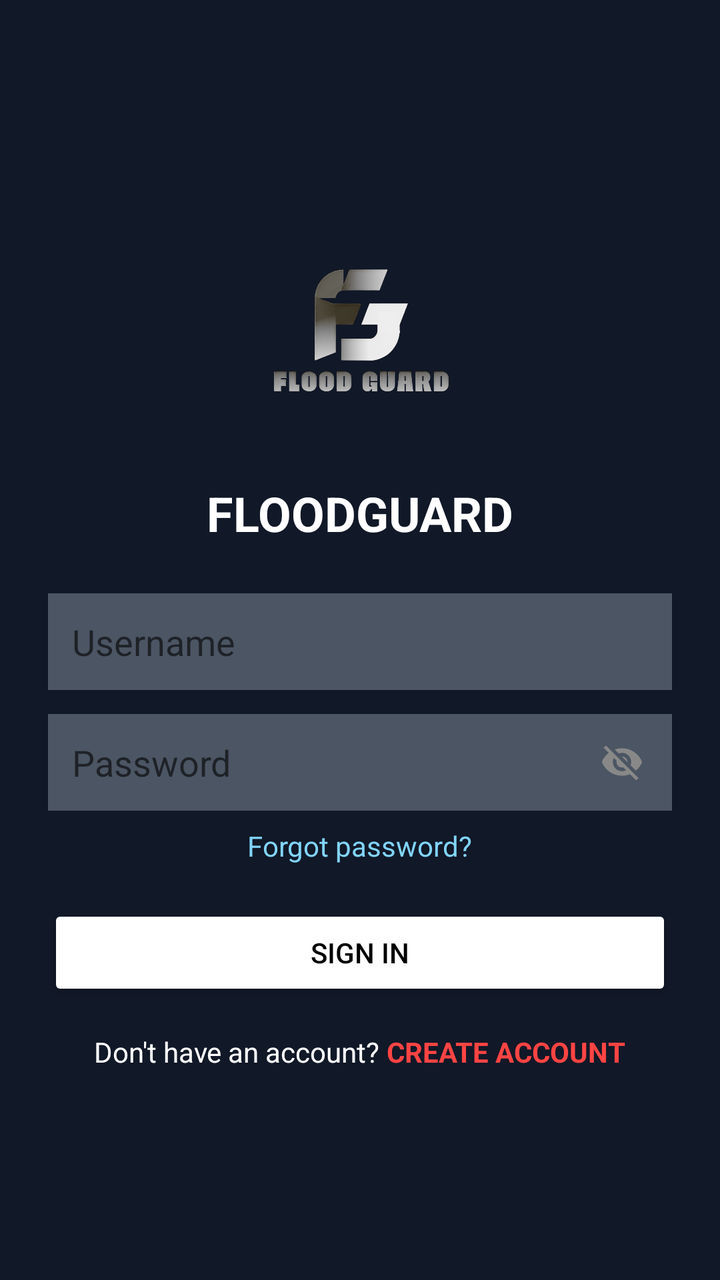
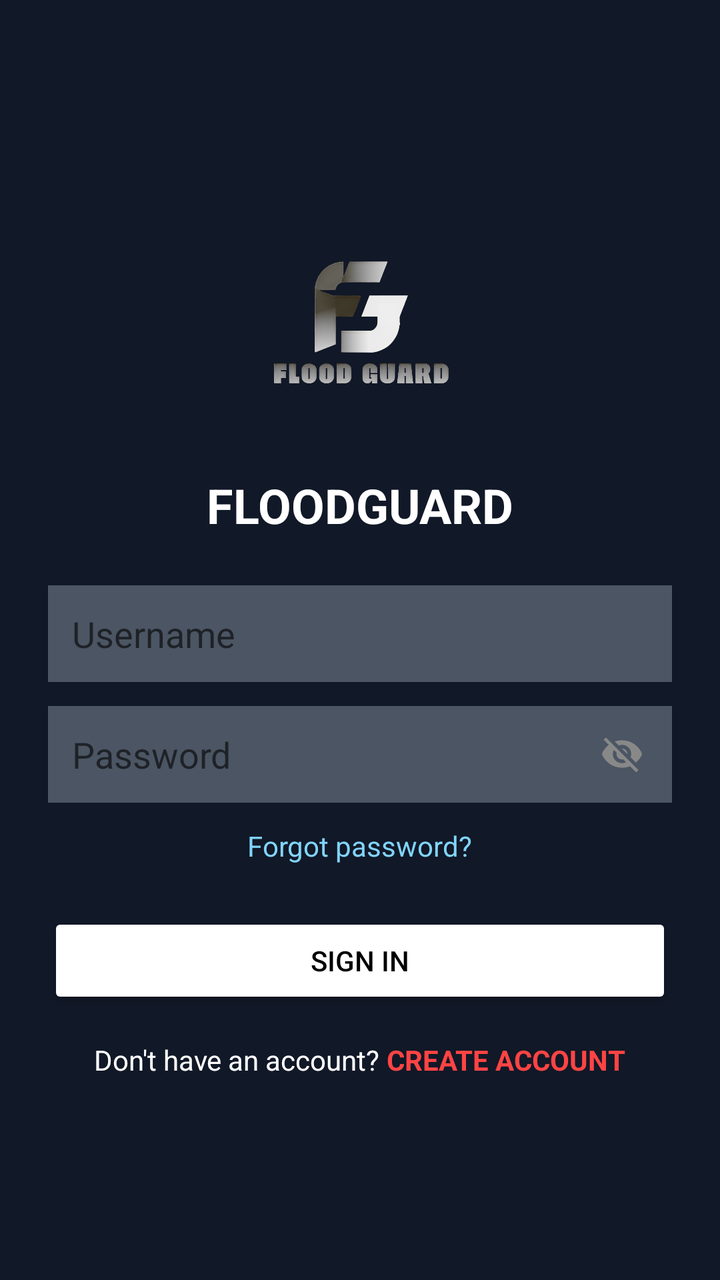

The first picture is an Android layout as it rendered before a commit; the second is the same layout after the commit. The layout source and the unified diff follow.
<!-- AndroidManifest.xml: activity theme Theme.FloodGuard -->
<!-- res/layout/activity_login.xml -->
<?xml version="1.0" encoding="utf-8"?>
<LinearLayout xmlns:android="http://schemas.android.com/apk/res/android"
    android:layout_width="match_parent"
    android:layout_height="match_parent"
    android:background="@color/text_primary"
    android:gravity="center"
    android:orientation="vertical"
    android:padding="24dp">

    
    <ImageView
        android:layout_width="120dp"
        android:layout_height="120dp"
        android:contentDescription="FloodGuard Logo"
        android:src="@drawable/fg_logo" />

    
    <TextView
        android:layout_width="wrap_content"
        android:layout_height="wrap_content"
        android:layout_marginTop="16dp"
        android:text="FLOODGUARD"
        android:textColor="@android:color/white"
        android:textSize="24sp"
        android:textStyle="bold" />

    
    <EditText
        android:id="@+id/usernameField"
        android:layout_width="match_parent"
        android:layout_height="wrap_content"
        android:layout_marginTop="24dp"
        android:background="@color/text_secondary"
        android:hint="Username"
        android:padding="12dp" />

    
    <RelativeLayout
        android:layout_width="match_parent"
        android:layout_height="wrap_content"
        android:layout_marginTop="12dp">

        <EditText
            android:id="@+id/passwordField"
            android:layout_width="match_parent"
            android:layout_height="wrap_content"
            android:background="@color/text_secondary"
            android:hint="Password"
            android:inputType="textPassword"
            android:paddingStart="12dp"
            android:paddingTop="12dp"
            android:paddingEnd="46dp"
            android:paddingBottom="12dp" />

        <ImageView
            android:id="@+id/togglePasswordVisibility"
            android:layout_width="26dp"
            android:layout_height="26dp"
            android:layout_alignParentEnd="true"
            android:layout_centerVertical="true"
            android:layout_marginEnd="12dp"
            android:clickable="true"
            android:contentDescription="Toggle Password Visibility"
            android:focusable="true"
            android:padding="2dp"
            android:src="@drawable/ic_visibility_off" />
    </RelativeLayout>

    
    <TextView
        android:layout_width="wrap_content"
        android:layout_height="wrap_content"
        android:layout_marginTop="8dp"
        android:text="Forgot password?"
        android:textColor="@color/light_blue_200" />

    
    <Button
        android:id="@+id/signInButton"
        android:layout_width="match_parent"
        android:layout_height="wrap_content"
        android:layout_marginTop="20dp"
        android:backgroundTint="@android:color/white"
        android:text="SIGN IN"
        android:textColor="@android:color/black" />

    
    <LinearLayout
        android:layout_width="wrap_content"
        android:layout_height="wrap_content"
        android:layout_marginTop="16dp"
        android:gravity="center"
        android:orientation="horizontal">

        <TextView
            android:layout_width="wrap_content"
            android:layout_height="wrap_content"
            android:text="Don't have an account?"
            android:textColor="@android:color/white" />

        <TextView
            android:id="@+id/createAccountLink"
            android:layout_width="wrap_content"
            android:layout_height="wrap_content"
            android:text=" CREATE ACCOUNT"
            android:textColor="@android:color/holo_red_light"
            android:textStyle="bold" />
    </LinearLayout>
</LinearLayout>
<!-- resources referenced by this layout -->
<resources>
  <color name="light_blue_200">#FF81D4FA</color>
  <color name="text_primary">#111827</color>
  <color name="text_secondary">#4B5563</color>
  <!-- drawable fg_logo: png bitmap (drawable, 602634 bytes) -->
  <!-- drawable ic_visibility_off (drawable) -->
  <vector xmlns:android="http://schemas.android.com/apk/res/android"
      android:width="24dp"
      android:height="24dp"
      android:viewportWidth="24"
      android:viewportHeight="24">
      <path
          android:fillColor="#888888"
          android:pathData="M12,7c2.76,0 5,2.24 5,5 0,0.65 -0.13,1.26 -0.36,1.82l2.92,2.92c1.51,-1.26 2.7,-2.89 3.44,-4.74 -1.73,-4.39 -6,-7.5 -11,-7.5 -1.4,0 -2.74,0.25 -3.98,0.7l2.16,2.16C10.74,7.13 11.35,7 12,7zM2,4.27l2.28,2.28 0.46,0.46C3.08,8.3 1.78,10.02 1,12c1.73,4.39 6,7.5 11,7.5 1.55,0 3.03,-0.3 4.38,-0.84l0.42,0.42L19.73,22 21,20.73 3.27,3 2,4.27zM7.53,9.8l1.55,1.55c-0.05,0.21 -0.08,0.43 -0.08,0.65 0,1.66 1.34,3 3,3 0.22,0 0.44,-0.03 0.65,-0.08l1.55,1.55c-0.67,0.33 -1.41,0.53 -2.2,0.53 -2.76,0 -5,-2.24 -5,-5 0,-0.79 0.2,-1.53 0.53,-2.2zm4.31,-0.78l3.15,3.15 0.02,-0.16c0,-1.66 -1.34,-3 -3,-3l-0.17,0.01z"/>
  </vector>
  <style name="Theme.FloodGuard" parent="Theme.AppCompat.DayNight.NoActionBar">
          <item name="windowActionBar">false</item>
          <item name="windowNoTitle">true</item>
      </style>
</resources>

<!-- the commit's change to res/layout/activity_login.xml (unified diff, before → after) -->
@@ -68,9 +68,14 @@
 
     
     <TextView
+        android:id="@+id/forgotPasswordLink"
         android:layout_width="wrap_content"
         android:layout_height="wrap_content"
         android:layout_marginTop="8dp"
+        android:background="?android:attr/selectableItemBackground"
+        android:clickable="true"
+        android:focusable="true"
+        android:padding="4dp"
         android:text="Forgot password?"
         android:textColor="@color/light_blue_200" />
 
